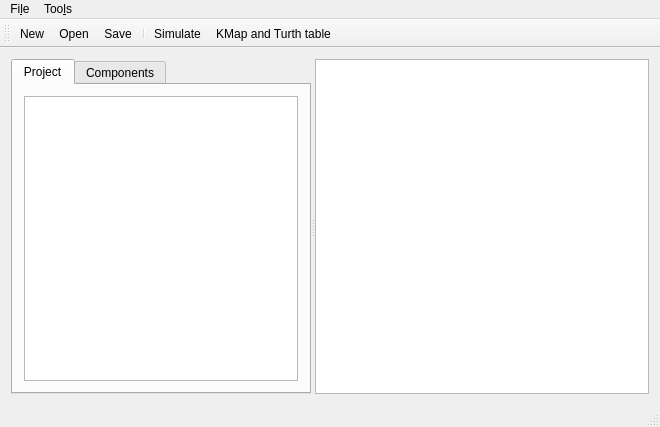
Sefrwahed/LogicSim, file src/mainwindow.ui: the form before one commit.
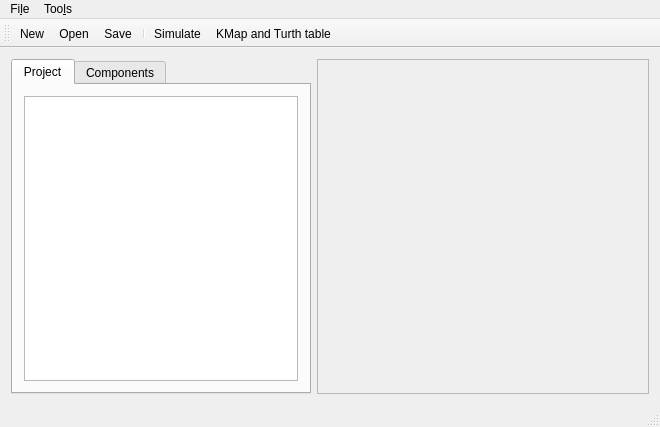
The form after the commit. Icons and pictures are not drawn.

What changed in the file:
```diff
--- a/src/mainwindow.ui
+++ b/src/mainwindow.ui
@@ -14,8 +14,8 @@
    <string>MainWindow</string>
   </property>
   <widget class="QWidget" name="centralWidget">
-   <layout class="QGridLayout" name="gridLayout">
-    <item row="0" column="0">
+   <layout class="QHBoxLayout" name="horizontalLayout">
+    <item>
      <widget class="QSplitter" name="splitter">
       <property name="orientation">
        <enum>Qt::Horizontal</enum>
@@ -51,7 +51,21 @@
         </layout>
        </widget>
       </widget>
-      <widget class="QGraphicsView" name="graphicsView"/>
+     </widget>
+    </item>
+    <item>
+     <widget class="QFrame" name="frame">
+      <property name="frameShape">
+       <enum>QFrame::StyledPanel</enum>
+      </property>
+      <property name="frameShadow">
+       <enum>QFrame::Raised</enum>
+      </property>
+      <layout class="QGridLayout" name="gridLayout">
+       <item row="0" column="0">
+        <layout class="QGridLayout" name="frameGridLayout"/>
+       </item>
+      </layout>
      </widget>
     </item>
    </layout>
```
Left out of the diff: 5 changed lines with no effect on the pictures.
